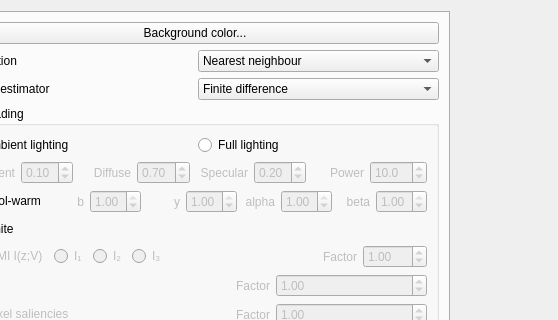
starviewer-medical/starviewer, file starviewer/src/extensions/playground/experimental3d/qexperimental3dextensionbase.ui: the form before one commit; both pictures show x 95 to 653 and y 0 to 320 of the 653 by 886 pixel window.
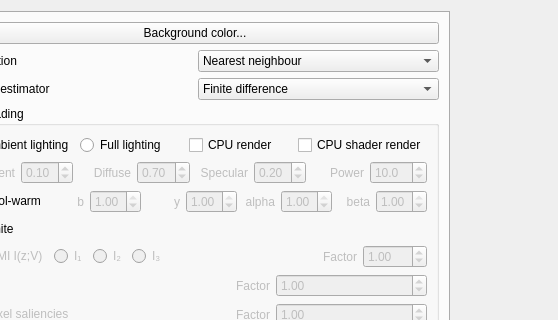
The form after the commit. Custom widgets are drawn as their Qt base class.

```diff
--- a/starviewer/src/extensions/playground/experimental3d/qexperimental3dextensionbase.ui
+++ b/starviewer/src/extensions/playground/experimental3d/qexperimental3dextensionbase.ui
@@ -124,6 +124,20 @@
                 </property>
                </widget>
               </item>
+              <item>
+               <widget class="QCheckBox" name="m_cpuRenderingCheckBox">
+                <property name="text">
+                 <string>CPU render</string>
+                </property>
+               </widget>
+              </item>
+              <item>
+               <widget class="QCheckBox" name="m_cpuShaderRenderingCheckBox">
+                <property name="text">
+                 <string>CPU shader render</string>
+                </property>
+               </widget>
+              </item>
              </layout>
             </item>
             <item>
```
Left out of the diff: 9 changed lines with no effect on the pictures.
